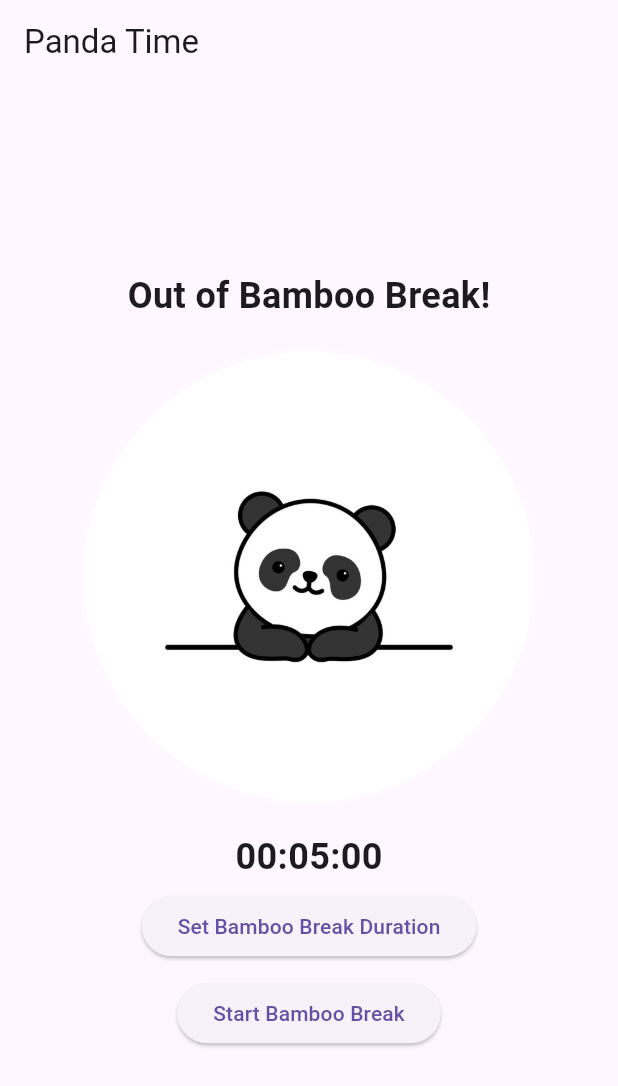
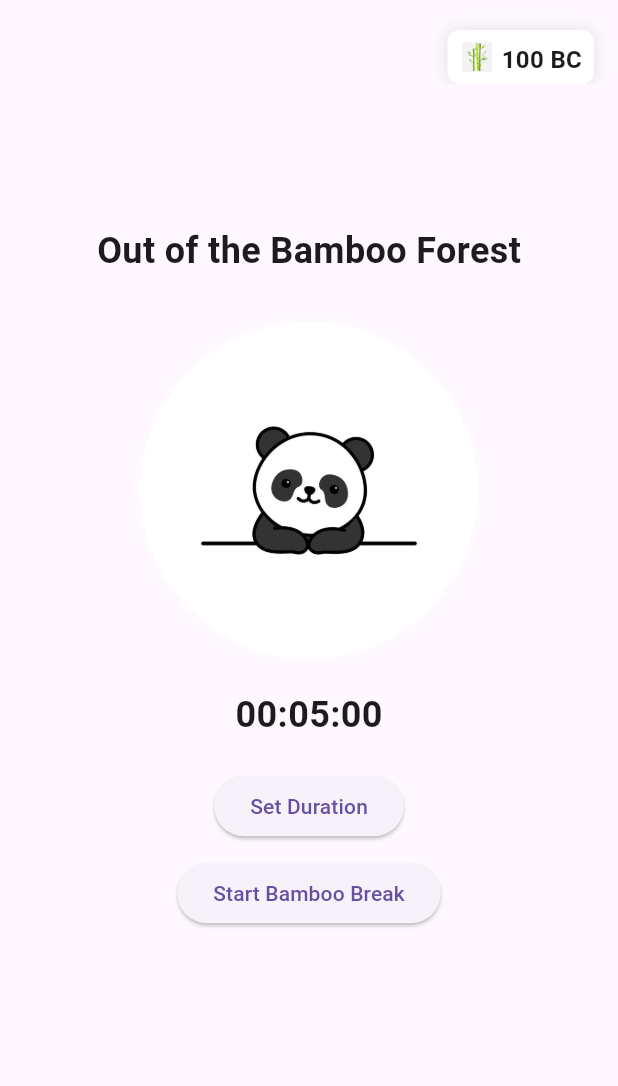
Before and after one commit to Neksyq/Panda-Time, a Flutter app: the screen it shows after launch, on a phone screen of 412 x 824 dp. Shown: the top 1086 px of the screen. Run offline on Flutter 3.47's test engine with Material 3 defaults, Android fonts, the phone set to English and light mode, and no system bars; our stand-ins replace wakelock_plus.

Commit message:
Implemented Coins Display, refactored UI

```diff
--- a/lib/main.dart
+++ b/lib/main.dart
@@ -11,7 +11,6 @@ class MyApp extends StatelessWidget {
   @override
   Widget build(BuildContext context) {
     return MaterialApp(
-      title: 'Panda Time',
       theme: ThemeData(
         primarySwatch: Colors.blue,
       ),
--- a/lib/screens/bamboo_break_tracker_screen.dart
+++ b/lib/screens/bamboo_break_tracker_screen.dart
@@ -4,6 +4,7 @@ import 'package:pandatime/widgets/bambooBreak/control_button.dart';
 import 'package:pandatime/widgets/bambooBreak/progress_indicator.dart';
 import 'package:pandatime/widgets/bambooBreak/set_time_button.dart';
 import 'package:pandatime/widgets/bambooBreak/status.dart';
+import 'package:pandatime/widgets/coins/coins_display.dart';
 import 'package:pandatime/widgets/countdown_text.dart';
 import 'package:pandatime/widgets/timePicker/cupertino_panda_time_picker.dart';
 import 'package:pandatime/widgets/timePicker/time_picker_header.dart';
@@ -106,7 +107,6 @@ class _BambooBreakTrackerScreenState extends State<BambooBreakTrackerScreen>
 
   /// Opens the time picker to select BambooBreak duration
   void _showBambooBreakTimePicker(BuildContext context) {
-    print('Show Bamboo Break Time Picker');
     int selectedIndex =
         bambooBreakTimes.indexOf(remainingTime ~/ 60); // Initial index
     temporaryTime =
@@ -152,24 +152,26 @@ class _BambooBreakTrackerScreenState extends State<BambooBreakTrackerScreen>
   @override
   Widget build(BuildContext context) {
     return Scaffold(
-      appBar: AppBar(title: const Text('Panda Time')),
+      appBar: AppBar(
+        actions: const [CoinsDisplay(coins: 100)],
+      ),
       body: Center(
         child: Column(
           mainAxisAlignment: MainAxisAlignment.center,
           children: <Widget>[
             CurrentStatusText(
-                text1: 'Bamboo Break in Progress...',
-                text2: 'Out of Bamboo Break!',
+                text1: 'Bamboo Bliss Mode...',
+                text2: 'Out of the Bamboo Forest',
                 isActive: isOnBambooBreak),
-            const SizedBox(height: 20),
+            const SizedBox(height: 30),
             BambooBreakProcessIndicator(
                 animationController: _animationController),
             const SizedBox(height: 20),
             CountdownText(time: remainingTime),
-            const SizedBox(height: 5),
+            const SizedBox(height: 20),
             OpenTimePickerButton(
                 isEnabled: isOnBambooBreak,
-                buttonText: 'Set Bamboo Break Duration',
+                buttonText: 'Set Duration',
                 onButtonPressed: () => {_showBambooBreakTimePicker(context)}),
             const SizedBox(height: 10),
             ControlButton(
@@ -177,7 +179,8 @@ class _BambooBreakTrackerScreenState extends State<BambooBreakTrackerScreen>
                 textOnActive: 'Stop Bamboo Break',
                 textOnNonActive: 'Start Bamboo Break',
                 executeOnActive: () => {_stopBambooBreak()},
-                executeOnNonActive: () => {_startBambooBreak()})
+                executeOnNonActive: () => {_startBambooBreak()}),
+            const SizedBox(height: 110),
           ],
         ),
       ),
--- a/lib/widgets/bambooBreak/control_button.dart
+++ b/lib/widgets/bambooBreak/control_button.dart
@@ -21,7 +21,7 @@ class ControlButton extends StatelessWidget {
   Widget build(BuildContext context) {
     return ElevatedButton(
       onPressed: isActive ? executeOnActive : executeOnNonActive,
-      child: Text(isActive ? 'Stop Bamboo Break' : 'Start Bamboo Break'),
+      child: Text(isActive ? textOnActive : textOnNonActive),
     );
   }
 }
--- a/lib/widgets/bambooBreak/progress_indicator.dart
+++ b/lib/widgets/bambooBreak/progress_indicator.dart
@@ -23,8 +23,8 @@ class BambooBreakProcessIndicator extends StatelessWidget {
       animation: animationController,
       builder: (context, _) {
         return Container(
-          height: 300,
-          width: 300,
+          height: 225,
+          width: 225,
           decoration: const BoxDecoration(
             shape: BoxShape.circle,
           ),
--- /dev/null
+++ b/lib/widgets/coins/coins_display.dart
@@ -0,0 +1,38 @@
+import 'package:flutter/material.dart';
+
+class CoinsDisplay extends StatelessWidget {
+  final int coins;
+  const CoinsDisplay({super.key, required this.coins});
+
+  @override
+  Widget build(BuildContext context) {
+    return Container(
+        padding: const EdgeInsets.all(8.0),
+        margin: const EdgeInsets.only(
+            right: 16.0, top: 20.0), // Adjusted margin to move left
+        decoration: BoxDecoration(
+            color: Colors.white,
+            borderRadius: BorderRadius.circular(8.0),
+            boxShadow: [
+              BoxShadow(color: Colors.black.withOpacity(0.1), blurRadius: 8.0)
+            ]),
+        child: Row(
+          mainAxisSize: MainAxisSize.min,
+          children: [
+            Image.asset(
+              'assets/images/bambooCoin.png',
+              width: 24,
+              height: 24,
+            ),
+            const SizedBox(width: 4.0),
+            Text(
+              '$coins BC',
+              style: const TextStyle(
+                fontSize: 16,
+                fontWeight: FontWeight.bold,
+              ),
+            )
+          ],
+        ));
+  }
+}
--- a/pubspec.yaml
+++ b/pubspec.yaml
@@ -61,6 +61,7 @@ flutter:
   # To add assets to your application, add an assets section, like this:
   assets:
     - assets/images/panda.jpg
+    - assets/images/bambooCoin.png
 
   # An image asset can refer to one or more resolution-specific "variants", see
   # https://flutter.dev/to/resolution-aware-images
```
Also changed, not shown: assets/images/bambooCoin.png (added).
